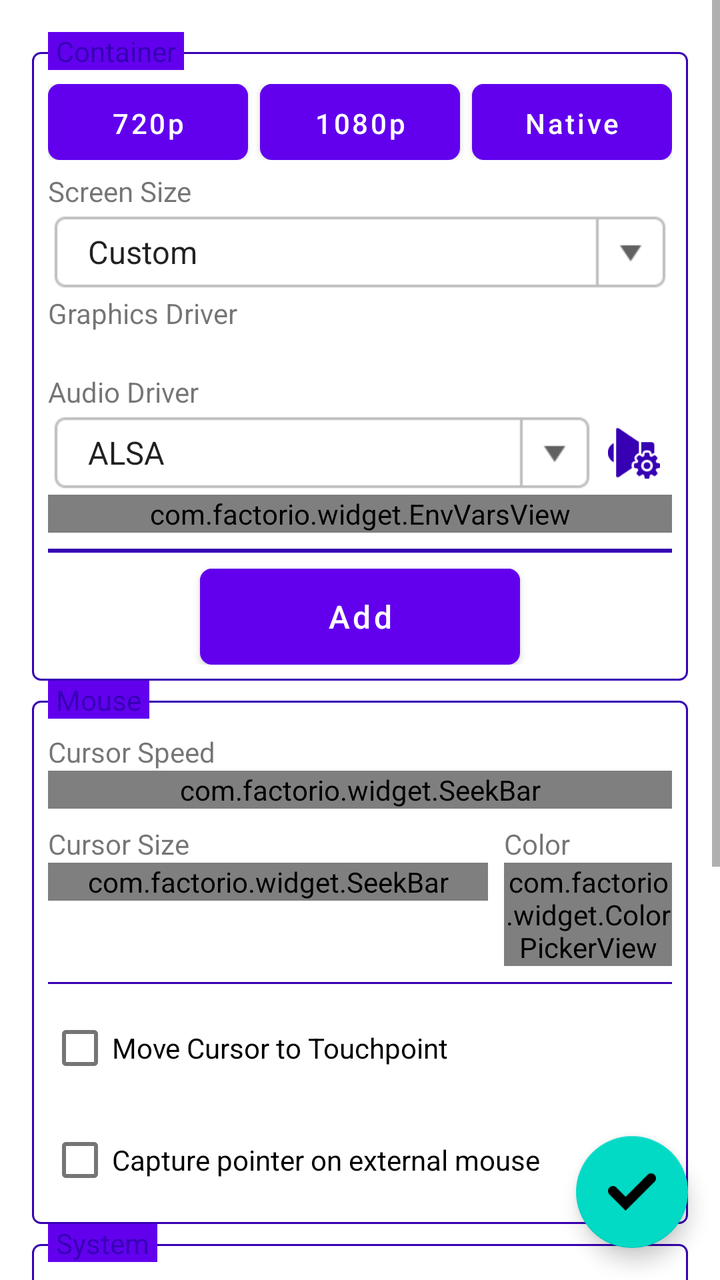
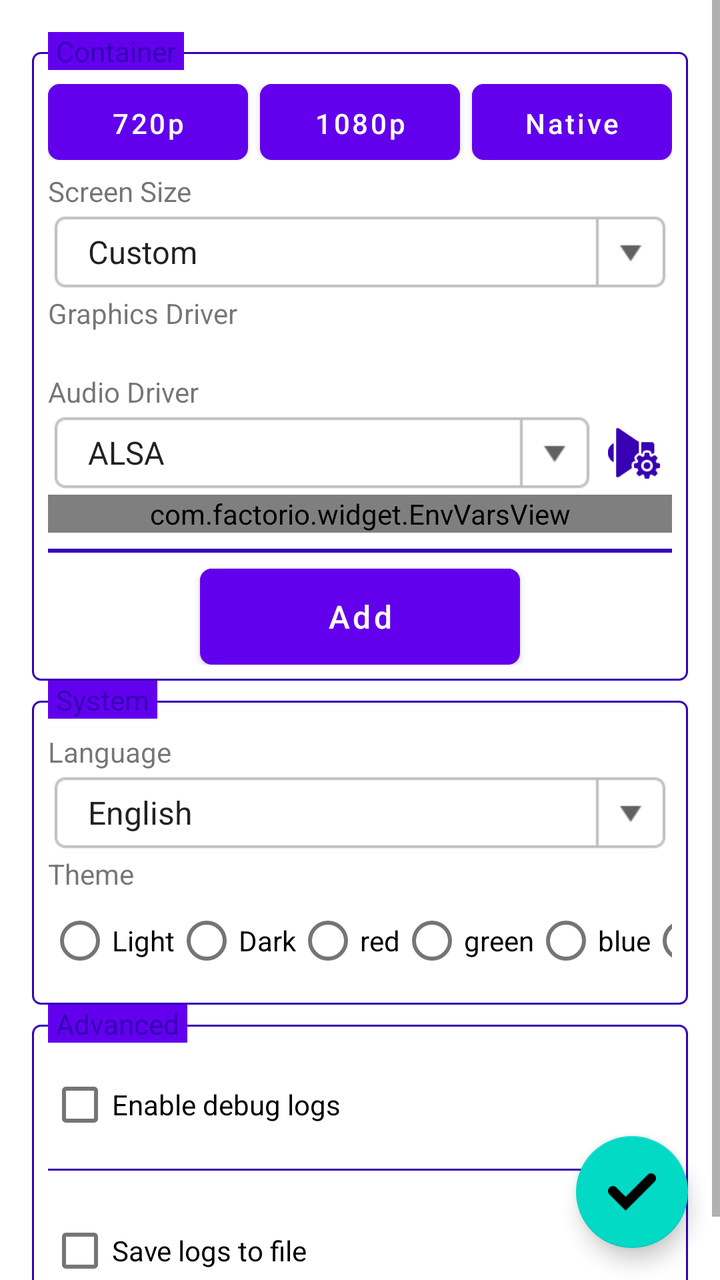

Before-and-after screenshots of an Android layout around one commit, followed by the original layout XML and the change that was made.
<!-- AndroidManifest.xml: fallback theme Theme.MaterialComponents.DayNight.NoActionBar -->
<!-- res/layout/settings_fragment.xml -->
<?xml version="1.0" encoding="utf-8"?>
<FrameLayout
    xmlns:android="http://schemas.android.com/apk/res/android"
    android:layout_width="match_parent"
    android:layout_height="match_parent"
    xmlns:app="http://schemas.android.com/apk/res-auto">
    <ScrollView
        android:layout_width="match_parent"
        android:layout_height="match_parent">
        <LinearLayout
            android:layout_width="match_parent"
            android:layout_height="wrap_content"
            android:orientation="vertical"
            android:padding="16dp">
            <FrameLayout
                android:id="@+id/FLContainerSettings"
                android:layout_width="match_parent"
                android:layout_height="wrap_content">
                <LinearLayout style="@style/FieldSet">
                    
                    <LinearLayout
                        android:layout_width="match_parent"
                        android:layout_height="wrap_content"
                        android:layout_marginBottom="6dp"
                        android:orientation="horizontal">

                        <Button
                            android:id="@+id/BTSetRes720"
                            style="@style/ButtonAccent"
                            android:layout_width="0dp"
                            android:layout_height="38dp"
                            android:layout_weight="1"
                            android:layout_marginRight="6dp"
                            android:paddingLeft="8dp"
                            android:paddingRight="8dp"
                            android:textSize="14sp"
                            android:text="720p" />

                        <Button
                            android:id="@+id/BTSetRes1080"
                            style="@style/ButtonAccent"
                            android:layout_width="0dp"
                            android:layout_height="38dp"
                            android:layout_weight="1"
                            android:layout_marginRight="6dp"
                            android:paddingLeft="8dp"
                            android:paddingRight="8dp"
                            android:textSize="14sp"
                            android:text="1080p" />

                        <Button
                            android:id="@+id/BTSetResNative"
                            style="@style/ButtonAccent"
                            android:layout_width="0dp"
                            android:layout_height="38dp"
                            android:layout_weight="1"
                            android:paddingLeft="8dp"
                            android:paddingRight="8dp"
                            android:textSize="14sp"
                            android:text="@string/resolution_native" />
                    </LinearLayout>

                    <LinearLayout
                        android:layout_width="match_parent"
                        android:layout_height="wrap_content"
                        android:orientation="horizontal">

                        <LinearLayout
                            android:layout_width="0dp"
                            android:layout_height="wrap_content"
                            android:layout_weight="1"
                            android:orientation="vertical">

                            <TextView
                                android:layout_width="wrap_content"
                                android:layout_height="wrap_content"
                                android:text="@string/screen_size" />

                            <Spinner
                                style="@style/ComboBox"
                                android:layout_width="match_parent"
                                android:id="@+id/SScreenSize"
                                android:entries="@array/screen_size_entries" />
                        </LinearLayout>

                        <LinearLayout
                            android:id="@+id/LLCustomScreenSize"
                            android:layout_width="wrap_content"
                            android:layout_height="wrap_content"
                            android:orientation="horizontal"
                            android:visibility="gone">

                            <LinearLayout
                                android:layout_width="wrap_content"
                                android:layout_height="wrap_content"
                                android:orientation="vertical">

                                <TextView
                                    android:layout_width="wrap_content"
                                    android:layout_height="wrap_content"
                                    android:text="@string/width" />

                                <EditText
                                    style="@style/EditText"
                                    android:layout_width="78dp"
                                    android:id="@+id/ETScreenWidth"
                                    android:inputType="number" />
                            </LinearLayout>

                            <TextView
                                android:layout_width="wrap_content"
                                android:layout_height="wrap_content"
                                android:textStyle="bold"
                                android:textSize="18dp"
                                android:layout_gravity="bottom"
                                android:layout_marginLeft="2dp"
                                android:layout_marginRight="2dp"
                                android:layout_marginBottom="4dp"
                                android:text="x" />

                            <LinearLayout
                                android:layout_width="wrap_content"
                                android:layout_height="wrap_content"
                                android:orientation="vertical">

                                <TextView
                                    android:layout_width="wrap_content"
                                    android:layout_height="wrap_content"
                                    android:text="@string/height" />

                                <EditText
                                    style="@style/EditText"
                                    android:layout_width="78dp"
                                    android:id="@+id/ETScreenHeight"
                                    android:inputType="number" />
                            </LinearLayout>
                        </LinearLayout>
                    </LinearLayout>

                    <TextView
                        android:layout_width="wrap_content"
                        android:layout_height="wrap_content"
                        android:text="@string/graphics_driver" />

                    <LinearLayout
                        android:id="@+id/LLGraphicsDriver"
                        android:layout_width="match_parent"
                        android:layout_height="wrap_content"
                        android:orientation="horizontal"
                        android:gravity="center_vertical" />

                    <TextView
                        android:id="@+id/TVDetectedGpu"
                        android:layout_width="wrap_content"
                        android:layout_height="wrap_content"
                        android:layout_marginTop="4dp"
                        android:textSize="12sp"
                        android:alpha="0.7" />

                    <TextView
                        android:layout_width="wrap_content"
                        android:layout_height="wrap_content"
                        android:text="@string/audio_driver" />

                    <LinearLayout
                        android:layout_width="match_parent"
                        android:layout_height="wrap_content"
                        android:orientation="horizontal"
                        android:gravity="center_vertical">

                        <Spinner
                            style="@style/ComboBox"
                            android:layout_width="0dp"
                            android:layout_weight="1"
                            android:id="@+id/SAudioDriver"
                            android:entries="@array/audio_driver_entries" />

                        <ImageButton
                            style="@style/ListMenuButton"
                            android:id="@+id/BTAudioDriverConfig"
                            android:src="@drawable/icon_audio_settings" />
                    </LinearLayout>

                    <LinearLayout
                        android:id="@+id/LLTabEnvVars"
                        android:layout_width="match_parent"
                        android:layout_height="wrap_content"
                        android:orientation="vertical">

                        <com.factorio.widget.EnvVarsView
                            android:id="@+id/EnvVarsView"
                            android:layout_width="match_parent"
                            android:layout_height="wrap_content"
                            android:paddingLeft="16dp"
                            android:paddingRight="16dp"/>

                        <View style="@style/HorizontalLine" />

                        <Button
                            style="@style/ButtonNeutral"
                            android:id="@+id/BTAddEnvVar"
                            android:layout_width="160dp"
                            android:layout_height="wrap_content"
                            android:layout_gravity="center_horizontal"
                            android:text="@string/add" />
                    </LinearLayout>
                </LinearLayout>
                <TextView
                    style="@style/FieldSetLabel"
                    android:text="@string/container"/>
            </FrameLayout>
            <FrameLayout
                android:layout_width="match_parent"
                android:layout_height="wrap_content">
                <LinearLayout style="@style/FieldSet">
                    <TextView
                        android:layout_width="wrap_content"
                        android:layout_height="wrap_content"
                        android:text="@string/cursor_speed"/>
                    <com.factorio.widget.SeekBar
                        android:id="@+id/SBCursorSpeed"
                        android:layout_width="match_parent"
                        android:layout_height="wrap_content"
                        app:suffix="%"
                        app:minValue="10"
                        app:maxValue="200"/>
                    <LinearLayout
                        android:layout_width="match_parent"
                        android:layout_height="wrap_content"
                        android:orientation="horizontal"
                        android:layout_marginTop="8dp">
                        <LinearLayout
                            android:layout_width="0dp"
                            android:layout_height="wrap_content"
                            android:layout_weight="1"
                            android:orientation="vertical">
                            <TextView
                                android:layout_width="wrap_content"
                                android:layout_height="wrap_content"
                                android:text="@string/cursor_size"/>
                            <com.factorio.widget.SeekBar
                                android:id="@+id/SBCursorSize"
                                android:layout_width="match_parent"
                                android:layout_height="wrap_content"
                                app:suffix="%"
                                app:step="5"
                                app:minValue="100"
                                app:maxValue="200"/>
                        </LinearLayout>
                        <LinearLayout
                            android:layout_width="wrap_content"
                            android:layout_height="wrap_content"
                            android:orientation="vertical"
                            android:layout_marginLeft="8dp">
                            <TextView
                                android:layout_width="wrap_content"
                                android:layout_height="wrap_content"
                                android:text="@string/color"/>
                            <com.factorio.widget.ColorPickerView
                                android:id="@+id/CPVCursorColor"
                                android:layout_width="84dp"
                                android:layout_height="wrap_content"/>
                        </LinearLayout>
                    </LinearLayout>
                    <View style="@style/FieldSeparator"/>
                    <CheckBox
                        android:id="@+id/CBMoveCursorToTouchpoint"
                        android:layout_width="wrap_content"
                        android:layout_height="wrap_content"
                        android:text="@string/move_cursor_to_touchpoint"/>
                    <CheckBox
                        android:id="@+id/CBCapturePointerOnExternalMouse"
                        android:layout_width="wrap_content"
                        android:layout_height="wrap_content"
                        android:text="@string/capture_pointer_on_external_mouse"
                        android:layout_marginTop="8dp"/>
                </LinearLayout>
                <TextView
                    style="@style/FieldSetLabel"
                    android:text="@string/mouse"/>
            </FrameLayout>
            <FrameLayout
                android:layout_width="match_parent"
                android:layout_height="wrap_content">
                <LinearLayout style="@style/FieldSet">
                    <TextView
                        android:layout_width="wrap_content"
                        android:layout_height="wrap_content"
                        android:text="@string/language"/>
                    <Spinner
                        style="@style/ComboBox"
                        android:id="@+id/SLanguage"
                        android:layout_width="match_parent"
                        android:entries="@array/language_entries"/>
                    <TextView
                        android:layout_width="wrap_content"
                        android:layout_height="wrap_content"
                        android:text="@string/theme"/>
                    <HorizontalScrollView
                        android:layout_width="match_parent"
                        android:layout_height="wrap_content"
                        android:scrollbars="none">
                        <RadioGroup
                            android:id="@+id/RGAppTheme"
                            android:layout_width="wrap_content"
                            android:layout_height="wrap_content"
                            android:orientation="horizontal"
                            android:gravity="center_vertical">
                            <RadioButton
                                android:id="@+id/RBLight"
                                android:layout_width="wrap_content"
                                android:layout_height="wrap_content"
                                android:text="@string/light"/>
                            <RadioButton
                                android:id="@+id/RBDark"
                                android:layout_width="wrap_content"
                                android:layout_height="wrap_content"
                                android:text="@string/dark"/>
                            <RadioButton
                                android:id="@+id/RBDark1"
                                android:layout_width="wrap_content"
                                android:layout_height="wrap_content"
                                android:text="@string/dark1"/>
                            <RadioButton
                                android:id="@+id/RBDark2"
                                android:layout_width="wrap_content"
                                android:layout_height="wrap_content"
                                android:text="@string/dark2"/>
                            <RadioButton
                                android:id="@+id/RBDark3"
                                android:layout_width="wrap_content"
                                android:layout_height="wrap_content"
                                android:text="@string/dark3"/>
                            <RadioButton
                                android:id="@+id/RBDark4"
                                android:layout_width="wrap_content"
                                android:layout_height="wrap_content"
                                android:text="@string/dark4"/>
                            <RadioButton
                                android:id="@+id/RBDark5"
                                android:layout_width="wrap_content"
                                android:layout_height="wrap_content"
                                android:text="@string/dark5"/>
                            <RadioButton
                                android:id="@+id/RBDark6"
                                android:layout_width="wrap_content"
                                android:layout_height="wrap_content"
                                android:text="@string/dark6"/>
                            <RadioButton
                                android:id="@+id/RBDark7"
                                android:layout_width="wrap_content"
                                android:layout_height="wrap_content"
                                android:text="@string/dark7"/>
                            <RadioButton
                                android:id="@+id/RBDark8"
                                android:layout_width="wrap_content"
                                android:layout_height="wrap_content"
                                android:text="@string/dark8"/>
                        </RadioGroup>
                    </HorizontalScrollView>
                </LinearLayout>
                <TextView
                    style="@style/FieldSetLabel"
                    android:text="@string/system"/>
            </FrameLayout>
            <FrameLayout
                android:layout_width="match_parent"
                android:layout_height="wrap_content">
                <LinearLayout style="@style/FieldSet">
                    <CheckBox
                        android:id="@+id/CBEnableDebugLogs"
                        android:layout_width="wrap_content"
                        android:layout_height="wrap_content"
                        android:text="@string/enable_debug_logs"/>
                    <View style="@style/FieldSeparator"/>
                    <CheckBox
                        android:id="@+id/CBSaveLogsToFile"
                        android:layout_width="match_parent"
                        android:layout_height="match_parent"
                        android:text="@string/save_logs_to_file"
                        android:layout_marginTop="8dp"/>
                    <EditText
                        android:id="@+id/ETLogFile"
                        style="@style/EditText"
                        android:layout_width="match_parent"
                        android:layout_height="match_parent"
                        android:visibility="gone"/>
                </LinearLayout>
                <TextView
                    style="@style/FieldSetLabel"
                    android:text="@string/advanced"/>
            </FrameLayout>
        </LinearLayout>
    </ScrollView>
    <com.google.android.material.floatingactionbutton.FloatingActionButton
        android:id="@+id/BTConfirm"
        android:layout_width="wrap_content"
        android:layout_height="wrap_content"
        android:layout_gravity="right|bottom"
        android:tint="#ffffff"
        android:src="@drawable/icon_confirm"
        android:layout_margin="16dp"/>
</FrameLayout>
<!-- resources referenced by this layout -->
<resources>
  <string-array name="audio_driver_entries">
          <item>ALSA</item>
          <item>PulseAudio</item>
      </string-array>
  <string name="add">Add</string>
  <string name="advanced">Advanced</string>
  <string name="audio_driver">Audio Driver</string>
  <string name="capture_pointer_on_external_mouse">Capture pointer on external mouse</string>
  <string name="color">Color</string>
  <string name="container">Container</string>
  <string name="cursor_size">Cursor Size</string>
  <string name="cursor_speed">Cursor Speed</string>
  <string name="dark">Dark</string>
  <string name="dark1">red</string>
  <string name="dark2">green</string>
  <string name="dark3">blue</string>
  <string name="dark4">purple</string>
  <string name="dark5">yellow</string>
  <string name="dark6">orange</string>
  <string name="dark7">darken</string>
  <string name="dark8">colors</string>
  <string name="enable_debug_logs">Enable debug logs</string>
  <string name="graphics_driver">Graphics Driver</string>
  <string name="height">Height</string>
  <string name="language">Language</string>
  <string name="light">Light</string>
  <string name="mouse">Mouse</string>
  <string name="move_cursor_to_touchpoint">Move Cursor to Touchpoint</string>
  <string name="resolution_native">Native</string>
  <string name="save_logs_to_file">Save logs to file</string>
  <string name="screen_size">Screen Size</string>
  <string name="system">System</string>
  <string name="theme">Theme</string>
  <string name="width">Width</string>
  <style name="ButtonAccent" parent="BaseButton">
          <item name="android:background">@drawable/button_accent</item>
          <item name="android:textColor">#ffffff</item>
      </style>
  <style name="ButtonNeutral" parent="BaseButton">
          <item name="android:background">@drawable/button_accent</item>
          <item name="android:textColor">#ffffff</item>
      </style>
  <style name="FieldSeparator">
          <item name="android:layout_width">match_parent</item>
          <item name="android:layout_height">1dp</item>
          <item name="android:background">?attr/colorPrimaryVariant</item>
          <item name="android:layout_marginTop">8dp</item>
          <item name="android:layout_marginBottom">8dp</item>
      </style>
  <style name="HorizontalLine">
          <item name="android:layout_width">match_parent</item>
          <item name="android:layout_height">2dp</item>
          <item name="android:background">?attr/colorPrimaryVariant</item>
          <item name="android:layout_marginTop">8dp</item>
          <item name="android:layout_marginBottom">8dp</item>
      </style>
  <style name="ListMenuButton" parent="BaseImageButton">
          <item name="android:layout_width">34dp</item>
          <item name="android:layout_height">34dp</item>
          <item name="android:tint">?attr/colorPrimaryVariant</item>
          <item name="android:layout_marginLeft">2dp</item>
          <item name="android:layout_marginRight">2dp</item>
      </style>
  <string name="custom">Custom</string>
  <!-- drawable combo_box (drawable) -->
  <?xml version="1.0" encoding="utf-8"?>
  <selector xmlns:android="http://schemas.android.com/apk/res/android" >
      <item android:state_pressed="true" android:drawable="@drawable/combo_box_pressed" />
      <item android:state_focused="true" android:drawable="@drawable/combo_box_normal" />
      <item android:drawable="@drawable/combo_box_normal" />
  </selector>
  <!-- drawable bordered_panel (drawable) -->
  <?xml version="1.0" encoding="utf-8"?>
  <shape xmlns:android="http://schemas.android.com/apk/res/android"
      android:shape="rectangle">
      <corners android:radius="4dp" />
      <stroke android:width="1dp" android:color="?attr/colorPrimaryVariant" />
  </shape>
  <!-- unchanged entries left out for length: 17 -->
</resources>

<!-- the commit's change to res/layout/settings_fragment.xml (unified diff, before → after) -->
@@ -216,76 +216,6 @@
                     <TextView
                         android:layout_width="wrap_content"
                         android:layout_height="wrap_content"
-                        android:text="@string/cursor_speed"/>
-                    <com.factorio.widget.SeekBar
-                        android:id="@+id/SBCursorSpeed"
-                        android:layout_width="match_parent"
-                        android:layout_height="wrap_content"
-                        app:suffix="%"
-                        app:minValue="10"
-                        app:maxValue="200"/>
-                    <LinearLayout
-                        android:layout_width="match_parent"
-                        android:layout_height="wrap_content"
-                        android:orientation="horizontal"
-                        android:layout_marginTop="8dp">
-                        <LinearLayout
-                            android:layout_width="0dp"
-                            android:layout_height="wrap_content"
-                            android:layout_weight="1"
-                            android:orientation="vertical">
-                            <TextView
-                                android:layout_width="wrap_content"
-                                android:layout_height="wrap_content"
-                                android:text="@string/cursor_size"/>
-                            <com.factorio.widget.SeekBar
-                                android:id="@+id/SBCursorSize"
-                                android:layout_width="match_parent"
-                                android:layout_height="wrap_content"
-                                app:suffix="%"
-                                app:step="5"
-                                app:minValue="100"
-                                app:maxValue="200"/>
-                        </LinearLayout>
-                        <LinearLayout
-                            android:layout_width="wrap_content"
-                            android:layout_height="wrap_content"
-                            android:orientation="vertical"
-                            android:layout_marginLeft="8dp">
-                            <TextView
-                                android:layout_width="wrap_content"
-                                android:layout_height="wrap_content"
-                                android:text="@string/color"/>
-                            <com.factorio.widget.ColorPickerView
-                                android:id="@+id/CPVCursorColor"
-                                android:layout_width="84dp"
-                                android:layout_height="wrap_content"/>
-                        </LinearLayout>
-                    </LinearLayout>
-                    <View style="@style/FieldSeparator"/>
-                    <CheckBox
-                        android:id="@+id/CBMoveCursorToTouchpoint"
-                        android:layout_width="wrap_content"
-                        android:layout_height="wrap_content"
-                        android:text="@string/move_cursor_to_touchpoint"/>
-                    <CheckBox
-                        android:id="@+id/CBCapturePointerOnExternalMouse"
-                        android:layout_width="wrap_content"
-                        android:layout_height="wrap_content"
-                        android:text="@string/capture_pointer_on_external_mouse"
-                        android:layout_marginTop="8dp"/>
-                </LinearLayout>
-                <TextView
-                    style="@style/FieldSetLabel"
-                    android:text="@string/mouse"/>
-            </FrameLayout>
-            <FrameLayout
-                android:layout_width="match_parent"
-                android:layout_height="wrap_content">
-                <LinearLayout style="@style/FieldSet">
-                    <TextView
-                        android:layout_width="wrap_content"
-                        android:layout_height="wrap_content"
                         android:text="@string/language"/>
                     <Spinner
                         style="@style/ComboBox"
<!-- resource entries referenced after the edit -->
@@ -7,11 +7,7 @@
   <string name="add">Add</string>
   <string name="advanced">Advanced</string>
   <string name="audio_driver">Audio Driver</string>
-  <string name="capture_pointer_on_external_mouse">Capture pointer on external mouse</string>
-  <string name="color">Color</string>
   <string name="container">Container</string>
-  <string name="cursor_size">Cursor Size</string>
-  <string name="cursor_speed">Cursor Speed</string>
   <string name="dark">Dark</string>
   <string name="dark1">red</string>
   <string name="dark2">green</string>
@@ -26,8 +22,6 @@
   <string name="height">Height</string>
   <string name="language">Language</string>
   <string name="light">Light</string>
-  <string name="mouse">Mouse</string>
-  <string name="move_cursor_to_touchpoint">Move Cursor to Touchpoint</string>
   <string name="resolution_native">Native</string>
   <string name="save_logs_to_file">Save logs to file</string>
   <string name="screen_size">Screen Size</string>
